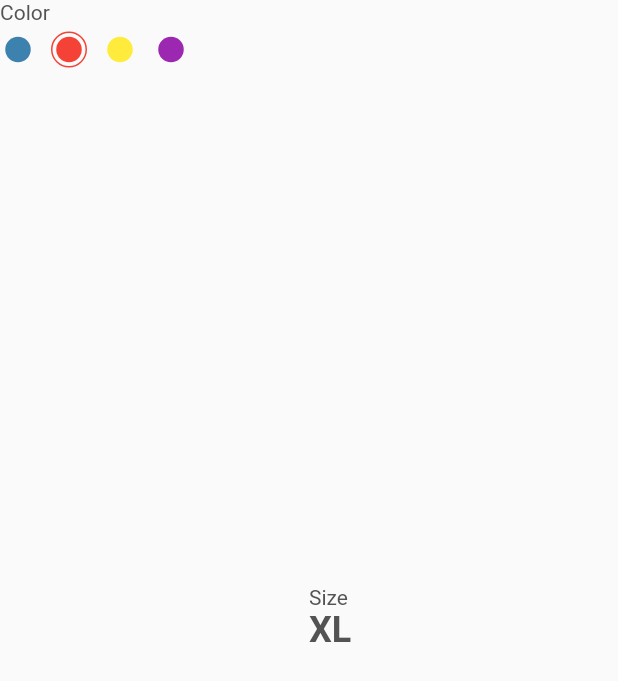
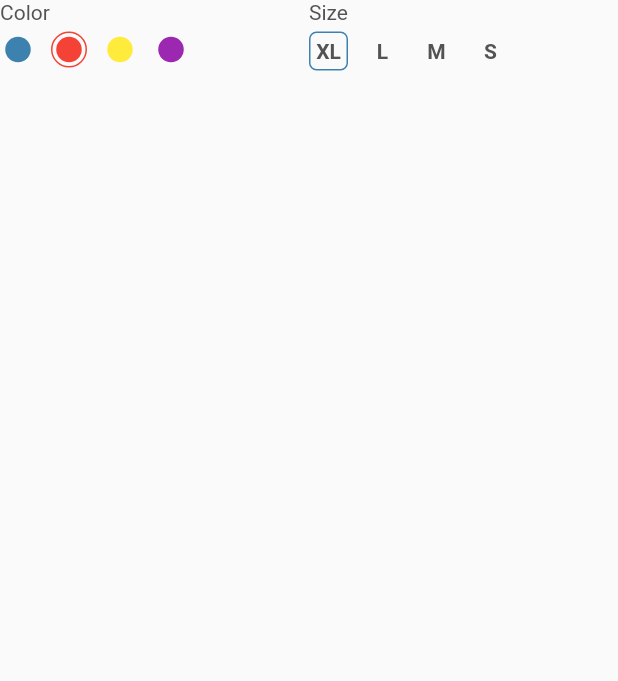
Before and after one commit to thetahmeed/FlutterUIChallange, a Flutter app: what theColorAndSize() shows on an empty page, opened directly with sample values from the repository, on a phone screen of 412 x 824 dp. Shown: the top 681 px of the screen. Run offline on Flutter 3.47's test engine with Material 2 defaults, Android fonts, the phone set to English and light mode, and no system bars; our stand-ins replace flutter_rating_bar; network calls fail.

Commit message:
Chose size

```diff
--- a/apple/lib/details/comaponents/color_and_size.dart
+++ b/apple/lib/details/comaponents/color_and_size.dart
@@ -33,24 +33,72 @@ class theColorAndSize extends StatelessWidget {
           ),
         ),
         Expanded(
-          child: RichText(
-            text: TextSpan(
-              style: TextStyle(color: cTextColor),
-              children: [
-                TextSpan(text: 'Size\n'),
-                TextSpan(
-                  //text: '${product.size}' + ' cm',
-                  text: 'XL',
-                  style: Theme.of(context)
-                      .textTheme
-                      .headline5
-                      .copyWith(fontWeight: FontWeight.bold),
-                ),
-              ],
-            ),
+          child: Column(
+            crossAxisAlignment: CrossAxisAlignment.start,
+            children: [
+              Text('Size'),
+              Row(
+                children: [
+                  theSize(
+                    product: product,
+                    size: 'XL',
+                    isSelected: true,
+                  ),
+                  theSize(
+                    product: product,
+                    size: 'L',
+                    isSelected: false,
+                  ),
+                  theSize(
+                    product: product,
+                    size: 'M',
+                    isSelected: false,
+                  ),
+                  theSize(
+                    product: product,
+                    size: 'S',
+                    isSelected: false,
+                  ),
+                ],
+              ),
+            ],
           ),
         )
       ],
+    );
+  }
+}
+
+class theSize extends StatelessWidget {
+  final String size;
+  final bool isSelected;
+
+  const theSize({
+    Key key,
+    this.size,
+    this.isSelected,
+    @required this.product,
+  }) : super(key: key);
+
+  final Product product;
+
+  @override
+  Widget build(BuildContext context) {
+    return Container(
+      alignment: Alignment.center,
+      height: 26,
+      width: 26,
+      margin: EdgeInsets.only(top: cPadding / 4, right: cPadding / 2),
+      padding: EdgeInsets.all(2.5),
+      decoration: BoxDecoration(
+        border:
+            Border.all(color: isSelected ? product.color : Colors.transparent),
+        borderRadius: BorderRadius.circular(5),
+      ),
+      child: Text(
+        size,
+        style: TextStyle(fontWeight: FontWeight.bold),
+      ),
     );
   }
 }
```
